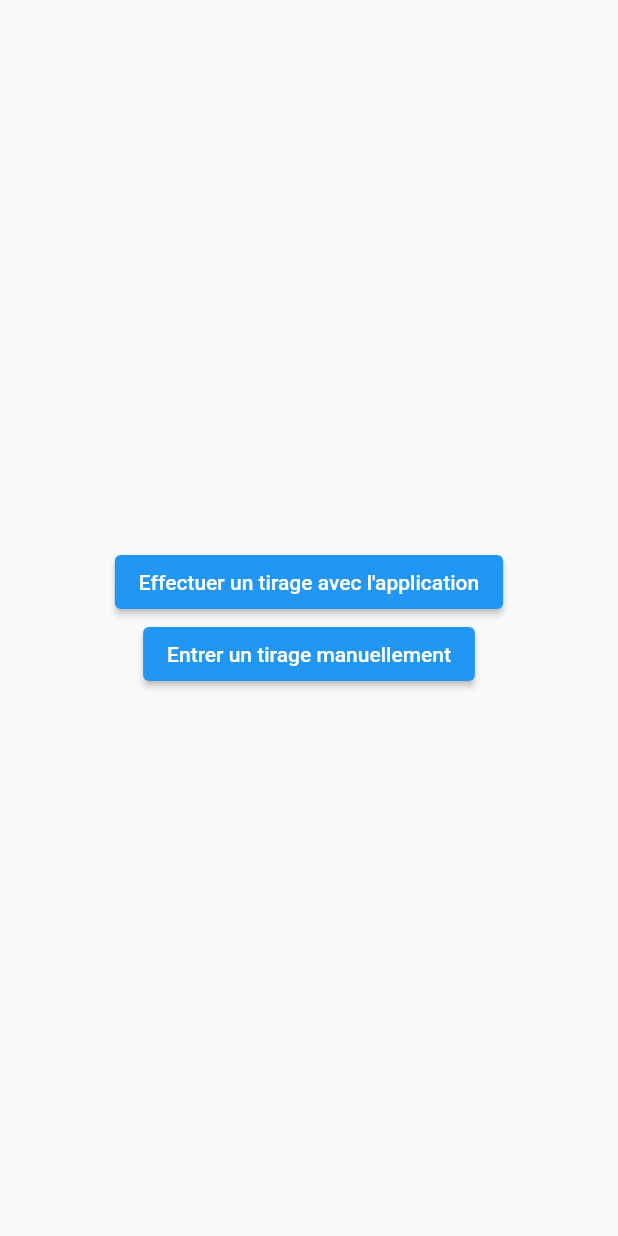
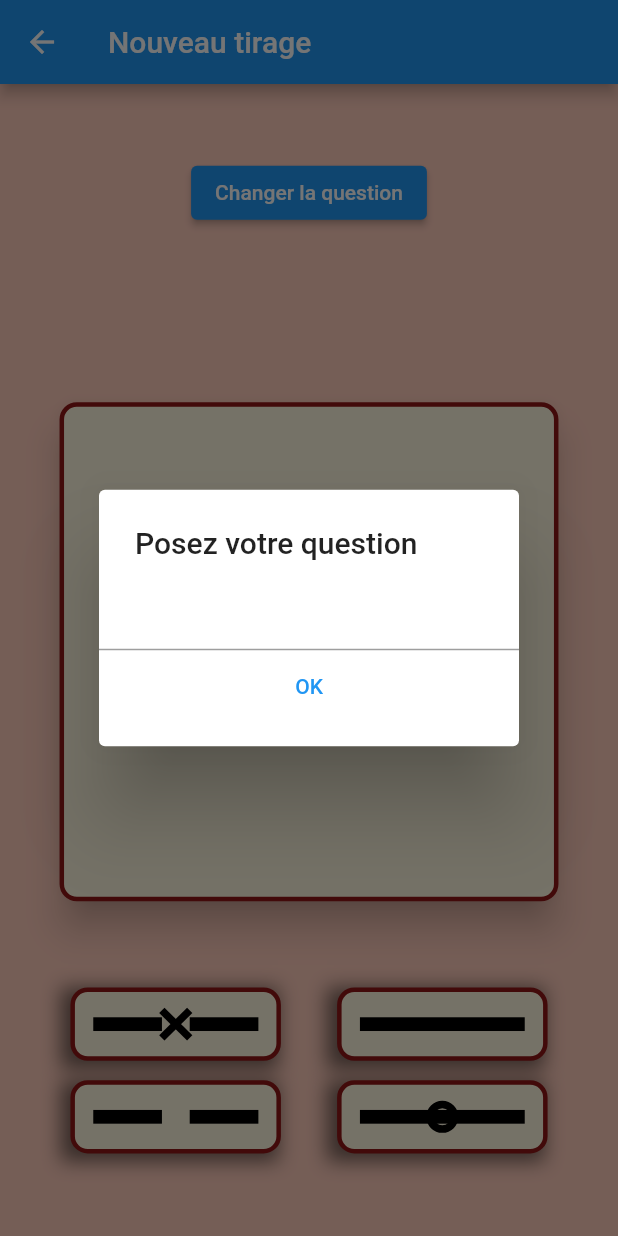
Before and after one commit to Eromnoj/yiking, a Flutter app: the NewDrawView widget shown alone on an empty page, opened directly, after a tap on "Entrer un tirage manuellement", on a phone screen of 412 x 824 dp. Run offline on Flutter 3.47's test engine with Material 2 defaults, Android fonts, the phone set to English and light mode, and no system bars; our stand-ins replace bloc, cloud_firestore, firebase_auth, firebase_core, flutter_animate, flutter_bloc and 1 more; accounts and stored records are empty; generated files the repository leaves out were written again.

Commit message:
Manual draw and delete dialog

```diff
--- a/lib/main.dart
+++ b/lib/main.dart
@@ -7,6 +7,7 @@ import 'package:yiking/services/auth/bloc/auth_event.dart';
 import 'package:yiking/services/auth/bloc/auth_state.dart';
 import 'package:yiking/views/account/app_draw_view.dart';
 import 'package:yiking/views/account/home_view.dart';
+import 'package:yiking/views/account/insert_draw_view.dart';
 import 'package:yiking/views/account/result_draw_view.dart';
 import 'package:yiking/views/account/unique_draw_view.dart';
 import 'package:yiking/views/auth/login_view.dart';
@@ -35,6 +36,7 @@ class MyApp extends StatelessWidget {
           routes: {
             uniqueDrawRoute: (context) => const UniqueDrawView(),
             makeAYiKingDrawRoute: (context) => const AppDrawView(),
+            insertAYiKingDrawRoute: (context) => const InsertDrawView(),
             userAccountRoute: (context) => const HomeView(),
             yikingDrawResultRoute: (context) => const ResultDrawView(),
           },
--- a/lib/routes/constants_routes.dart
+++ b/lib/routes/constants_routes.dart
@@ -2,4 +2,5 @@ const allDrawsRoute = '/draws/all/';
 const uniqueDrawRoute = '/draws/unique/';
 const userAccountRoute = '/account/';
 const makeAYiKingDrawRoute = '/yiking/draw/';
+const insertAYiKingDrawRoute = '/yiking/insert/';
 const yikingDrawResultRoute = '/yiking/result/';
--- a/lib/services/auth/auth_service.dart
+++ b/lib/services/auth/auth_service.dart
@@ -4,7 +4,7 @@ import 'package:google_sign_in/google_sign_in.dart';
 import 'package:yiking/services/auth/auth_exceptions.dart';
 import 'package:yiking/services/auth/auth_user.dart';
 
-import '../../firebase_options.dart';
+import 'package:yiking/firebase_options.dart';
 
 class AuthService {
   AuthUser? get currentUser {
--- /dev/null
+++ b/lib/utilities/yiking/button_painter.dart
@@ -0,0 +1,107 @@
+import 'package:flutter/material.dart';
+
+class ButtonPainter extends CustomPainter {
+  int select;
+
+  Size containerSize;
+
+  ButtonPainter(this.select, this.containerSize);
+
+  @override
+  void paint(Canvas canvas, Size size) {
+    size = containerSize;
+    Rect rect = const Offset(0, 0) & size;
+    canvas.drawRRect(
+      RRect.fromRectAndRadius(rect, const Radius.circular(10)),
+      Paint()
+        ..color = const Color.fromARGB(255, 255, 248, 225)
+        ..style = PaintingStyle.fill,
+    );
+    canvas.drawRRect(
+      RRect.fromRectAndRadius(rect, const Radius.circular(10)),
+      Paint()
+        ..color = const Color.fromARGB(255, 143, 22, 22)
+        ..style = PaintingStyle.stroke
+        ..strokeWidth = 3,
+    );
+
+    switch (select) {
+      case 6:
+        _mYin(canvas);
+        break;
+      case 7:
+        _yang(canvas);
+        break;
+      case 8:
+        _yin(canvas);
+        break;
+      default:
+        _mYang(canvas);
+    }
+  }
+
+  void _yang(Canvas canvas) {
+    double yOffset =
+        ((containerSize.height / 2) - ((containerSize.width / 15) / 2));
+    Rect yang = Offset((containerSize.width / 10), yOffset) &
+        Size((containerSize.width / 1.25), (containerSize.width / 15));
+    canvas.drawRect(yang, Paint());
+  }
+
+  void _yin(Canvas canvas) {
+    double yOffset =
+        ((containerSize.height / 2) - ((containerSize.width / 15) / 2));
+    Rect yinL = Offset((containerSize.width / 10), yOffset) &
+        Size((containerSize.width / 3), (containerSize.width / 15));
+    canvas.drawRect(yinL, Paint());
+    Rect yinR = Offset((containerSize.width / 1.76), yOffset) &
+        Size((containerSize.width / 3), (containerSize.width / 15));
+    canvas.drawRect(yinR, Paint());
+  }
+
+  void _mYang(Canvas canvas) {
+    double yOffset =
+        ((containerSize.height / 2) - ((containerSize.width / 15) / 2));
+    Rect yang = Offset((containerSize.width / 10), yOffset) &
+        Size((containerSize.width / 1.25), (containerSize.width / 15));
+    canvas.drawRect(yang, Paint());
+
+    canvas.drawCircle(
+        Offset(
+            (containerSize.width / 2), (yOffset + (containerSize.width / 30))),
+        (containerSize.width / 16.76),
+        Paint()
+          ..style = PaintingStyle.stroke
+          ..strokeWidth = 5);
+  }
+
+  void _mYin(Canvas canvas) {
+    double yOffset =
+        ((containerSize.height / 2) - ((containerSize.width / 15) / 2));
+    Rect yinL = Offset((containerSize.width / 10), yOffset) &
+        Size((containerSize.width / 3), (containerSize.width / 15));
+    canvas.drawRect(yinL, Paint());
+    Rect yinR = Offset((containerSize.width / 1.76), yOffset) &
+        Size((containerSize.width / 3), (containerSize.width / 15));
+    canvas.drawRect(yinR, Paint());
+
+    canvas.drawLine(
+        Offset((containerSize.width / 2.31),
+            (yOffset - (containerSize.width / 30))),
+        Offset((containerSize.width / 1.76),
+            (yOffset + (containerSize.width / 10))),
+        Paint()..strokeWidth = 5);
+
+    canvas.drawLine(
+        Offset((containerSize.width / 1.76),
+            (yOffset - (containerSize.width / 30))),
+        Offset((containerSize.width / 2.31),
+            (yOffset + (containerSize.width / 10))),
+        Paint()..strokeWidth = 5);
+  }
+
+  @override
+  bool shouldRepaint(covariant ButtonPainter oldDelegate) {
+    return true;
+  }
+}
--- a/lib/views/account/draw_list_view.dart
+++ b/lib/views/account/draw_list_view.dart
@@ -2,9 +2,9 @@ import 'package:flutter/material.dart';
 import 'package:yiking/services/firebase/draw/draw_structure.dart';
 import 'package:yiking/views/account/widgets/list_tile.dart';
 
-import '../../services/auth/auth_service.dart';
-import '../../services/auth/auth_user.dart';
-import '../../services/firebase/draw/draw_storage.dart';
+import 'package:yiking/services/auth/auth_service.dart';
+import 'package:yiking/services/auth/auth_user.dart';
+import 'package:yiking/services/firebase/draw/draw_storage.dart';
 
 class DrawListView extends StatefulWidget {
   const DrawListView({super.key});
--- /dev/null
+++ b/lib/views/account/insert_draw_view.dart
@@ -0,0 +1,172 @@
+import 'dart:async';
+
+import 'package:flutter/material.dart';
+import 'package:flutter_bloc/flutter_bloc.dart';
+import 'package:yiking/routes/constants_routes.dart';
+import 'package:yiking/services/firebase/draw/draw_structure.dart';
+import 'package:yiking/utilities/dialogs/question_dialog.dart';
+import 'package:yiking/utilities/yiking/yiking_painter.dart';
+
+import 'package:yiking/services/auth/auth_service.dart';
+import 'package:yiking/services/auth/auth_user.dart';
+import 'package:yiking/services/auth/bloc/auth_bloc.dart';
+import 'package:yiking/services/auth/bloc/auth_state.dart';
+import 'package:yiking/services/firebase/draw/draw_storage.dart';
+import 'package:yiking/views/account/widgets/yiking_button.dart';
+
+class InsertDrawView extends StatefulWidget {
+  const InsertDrawView({super.key});
+
+  @override
+  State<InsertDrawView> createState() => _InsertDrawViewState();
+}
+
+class _InsertDrawViewState extends State<InsertDrawView> {
+  late final AuthUser? currentUser;
+  late final DrawStorage _draw;
+
+  List<dynamic> draw = [];
+  late TextEditingController _questionField;
+  DrawStructure? result;
+
+  bool click = true;
+  @override
+  void initState() {
+    super.initState();
+    _questionField = TextEditingController();
+    _draw = DrawStorage();
+    currentUser = AuthService().currentUser;
+    Timer.run(() => questionDialog(context, _questionField));
+  }
+
+  @override
+  void dispose() {
+    super.dispose();
+    _questionField.dispose();
+  }
+
+  @override
+  Widget build(BuildContext context) {
+    double width = MediaQuery.of(context).size.width * 0.8;
+    double height = width;
+
+    return Scaffold(
+      appBar: AppBar(
+        title: const Text(
+          'Nouveau tirage',
+        ),
+      ),
+      body: BlocBuilder<AuthBloc, AuthState>(
+        builder: (context, state) {
+          return LayoutBuilder(
+            builder: (context, constraint) {
+              return SingleChildScrollView(
+                child: ConstrainedBox(
+                  constraints: BoxConstraints(minHeight: constraint.maxHeight),
+                  child: Container(
+                    color: Colors.deepOrange[100],
+                    child: Column(
+                      mainAxisSize: MainAxisSize.max,
+                      mainAxisAlignment: MainAxisAlignment.spaceEvenly,
+                      children: [
+                        ElevatedButton(
+                          onPressed: () async {
+                            await questionDialog(context, _questionField);
+                          },
+                          child: const Text(
+                            'Changer la question',
+                          ),
+                        ),
+                        Text(_questionField.text),
+                        Center(
+                          child: Card(
+                            elevation: 10,
+                            color: Colors.amber[50],
+                            shape: const RoundedRectangleBorder(
+                              borderRadius:
+                                  BorderRadius.all(Radius.circular(10)),
+                            ),
+                            child: CustomPaint(
+                              painter: YiKingPainter(draw, Size(width, height)),
+                              child: SizedBox(
+                                height: height,
+                                width: width,
+                              ),
+                            ),
+                          ),
+                        ),
+                        Container(
+                          child: draw.length < 6
+                              ? Column(
+                                  mainAxisAlignment:
+                                      MainAxisAlignment.spaceEvenly,
+                                  children: [
+                                      Padding(
+                                        padding: const EdgeInsets.all(8.0),
+                                        child: Row(
+                                          mainAxisAlignment:
+                                              MainAxisAlignment.spaceEvenly,
+                                          children: [
+                                            yikingButton(
+                                                6, draw, setState, context),
+                                            yikingButton(
+                                                7, draw, setState, context),
+                                          ],
+                                        ),
+                                      ),
+                                      Padding(
+                                        padding: const EdgeInsets.all(8.0),
+                                        child: Row(
+                                          mainAxisAlignment:
+                                              MainAxisAlignment.spaceEvenly,
+                                          children: [
+                                            yikingButton(
+                                                8, draw, setState, context),
+                                            yikingButton(
+                                                9, draw, setState, context),
+                                          ],
+                                        ),
+                                      ),
+                                    ])
+                              : Padding(
+                                  padding: const EdgeInsets.all(36.0),
+                                  child: ElevatedButton(
+                                    onPressed: () async {
+                                      if (_questionField.text.isEmpty) {
+                                        await questionDialog(
+                                            context, _questionField);
+                                      } else {
+                                        result = await _draw.createNewDraw(
+                                          userId: currentUser!.id,
+                                          date: DateTime.now(),
+                                          question: _questionField.text,
+                                          draw: draw,
+                                        );
+                                        if (context.mounted) {
+                                          Navigator.of(context)
+                                              .pushNamedAndRemoveUntil(
+                                            yikingDrawResultRoute,
+                                            (route) => false,
+                                            arguments: result,
+                                          );
+                                        }
+                                      }
+                                    },
+                                    child: Text(draw.length < 6
+                                        ? 'Tirage'
+                                        : 'Voir le résultat'),
+                                  ),
+                                ),
+                        ),
+                      ],
+                    ),
+                  ),
+                ),
+              );
+            },
+          );
+        },
+      ),
+    );
+  }
+}
--- a/lib/views/account/new_draw_view.dart
+++ b/lib/views/account/new_draw_view.dart
@@ -41,7 +41,9 @@ class _NewDrawViewState extends State<NewDrawView> {
                 child: const Text('Effectuer un tirage avec l\'application'),
               ),
               ElevatedButton(
-                onPressed: () {},
+                onPressed: () {
+                  Navigator.of(context).pushNamed(insertAYiKingDrawRoute);
+                },
                 child: const Text('Entrer un tirage manuellement'),
               ),
             ],
--- a/lib/views/account/unique_draw_view.dart
+++ b/lib/views/account/unique_draw_view.dart
@@ -35,7 +35,7 @@ class _UniqueDrawViewState extends State<UniqueDrawView> {
 
     return Scaffold(
       appBar: AppBar(
-        title: const Text('Mon tirage'),
+        title: Text(draw!.question),
       ),
       body: SingleChildScrollView(
         child: Center(
--- /dev/null
+++ b/lib/views/account/widgets/yiking_button.dart
@@ -0,0 +1,35 @@
+import 'package:flutter/material.dart';
+import 'package:yiking/utilities/yiking/button_painter.dart';
+
+Widget yikingButton(
+    int line, List<dynamic> draw, Function setState, BuildContext context) {
+  return GestureDetector(
+    onTap: () {
+      setState(() {
+        draw.add(line);
+      });
+    },
+    child: Container(
+      decoration: const BoxDecoration(
+        boxShadow: [
+          BoxShadow(
+            offset: Offset(-4, 3),
+            color: Colors.black54,
+            spreadRadius: 4,
+            blurRadius: 10,
+          ),
+        ],
+      ),
+      child: CustomPaint(
+        painter: ButtonPainter(
+            line,
+            Size((MediaQuery.of(context).size.width / 3),
+                (MediaQuery.of(context).size.width / 9))),
+        child: SizedBox(
+          width: (MediaQuery.of(context).size.width / 3),
+          height: (MediaQuery.of(context).size.width / 9),
+        ),
+      ),
+    ),
+  );
+}
```
Also changed, not shown: lib/utilities/dialogs/confirm_delete_dialog.dart (added, +46 -0 lines), lib/views/account/app_draw_view.dart (+9 -8 lines), lib/views/account/widgets/list_tile.dart (+5 -5 lines), lib/views/account/widgets/show_draw_result.dart (+52 -11 lines), lib/utilities/yiking/yiking_painter.dart (renamed from lib/utilities/yiking/yking_painter.dart).
